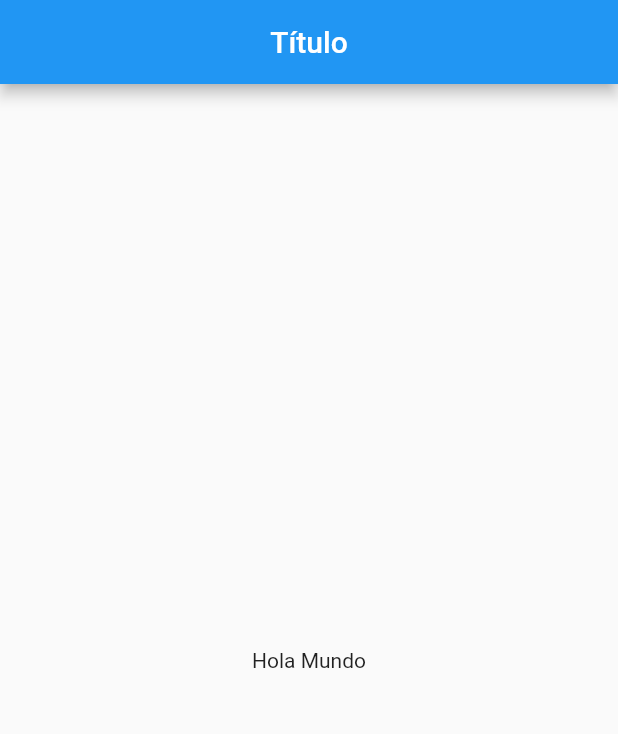
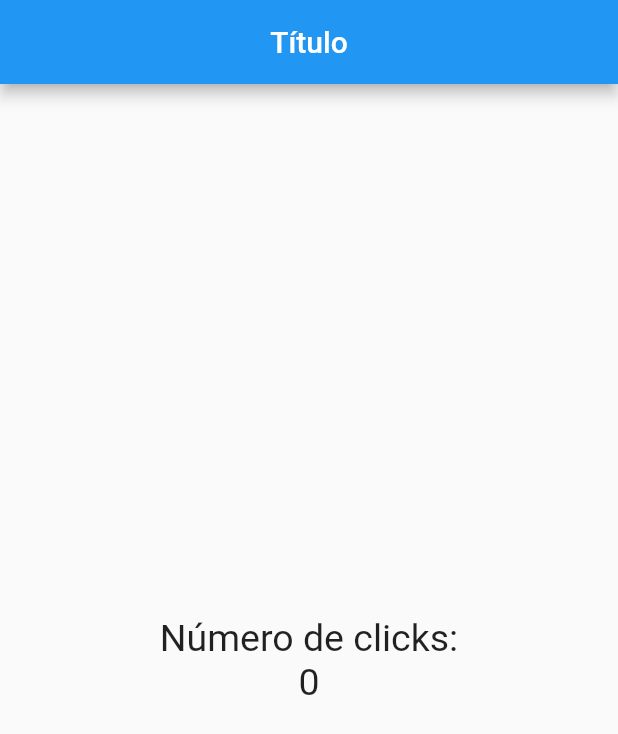
Before and after one commit to eacevedof/prj_flutter, a Flutter app: the screen it shows after launch, on a phone screen of 412 x 824 dp. Shown: the top 734 px of the screen. Run offline on Flutter 3.47's test engine with Material 2 defaults, Android fonts, the phone set to English and light mode, and no system bars.

Commit message:
5.8 fin Alineacion con columnas y estilo de texto

```diff
--- a/flutter_vscode/lib/src/pages/home_page.dart
+++ b/flutter_vscode/lib/src/pages/home_page.dart
@@ -7,8 +7,11 @@ import 'package:flutter/widgets.dart';
 
 class HomePage extends StatelessWidget {
 
+  final TextStyle oEstilo = new TextStyle(fontSize: 25);
+
   @override
   Widget build(BuildContext context) {
+
 
     return Scaffold(
       appBar: AppBar(
@@ -16,7 +19,13 @@ class HomePage extends StatelessWidget {
         centerTitle: true,
       ),
       body: Center(
-        child: Text("Hola Mundo"),
+        child: Column(
+          mainAxisAlignment: MainAxisAlignment.center,
+          children: <Widget>[
+            Text("Número de clicks:", style: this.oEstilo),
+            Text("0", style: this.oEstilo),
+          ],
+        )
       )
     );
 
```
Also changed, not shown: 1 other file.
